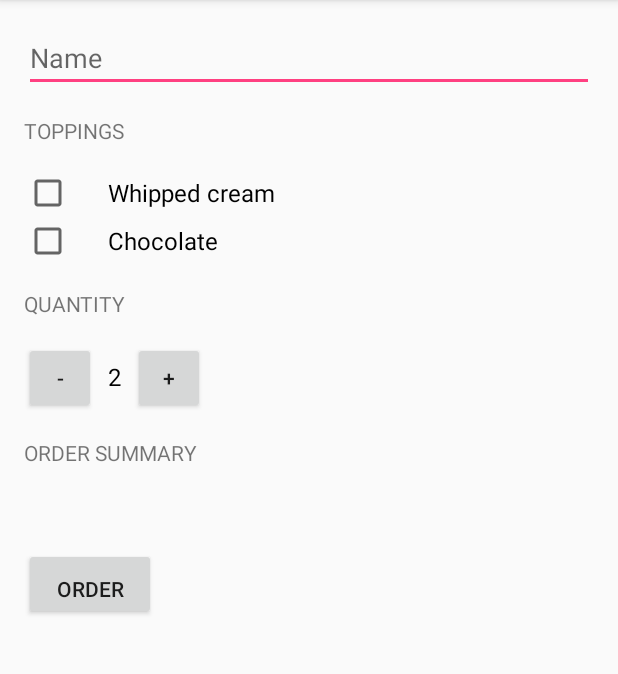
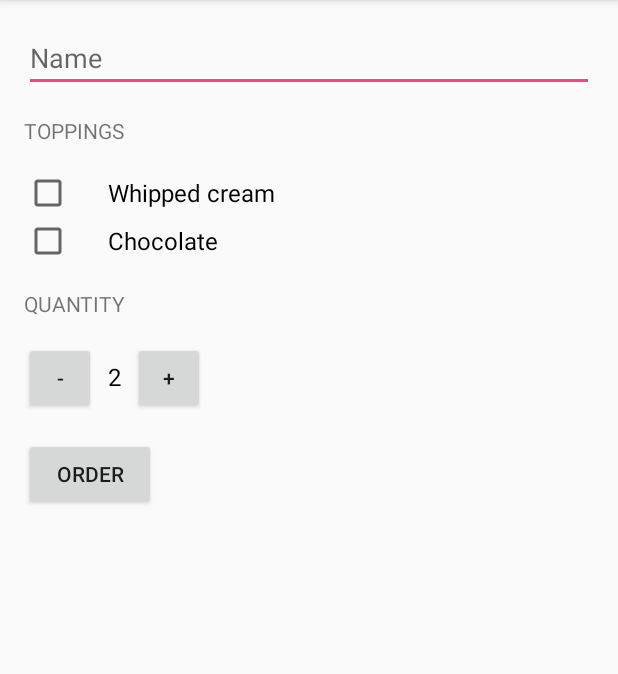
Before and after one commit to wszeborowskimateusz/JustJava, an Android app: the screen it shows after launch (MainActivity), on a phone screen of 412 x 824 dp, the part 84-758 px from its top. Run offline under Robolectric (Android 15) with nearby library versions, the phone set to English and light mode, and no system bars.

Commit message:
Getting rid of DisplaySummary method

```diff
--- a/app/src/main/java/com/example/android/justjava/MainActivity.java
+++ b/app/src/main/java/com/example/android/justjava/MainActivity.java
@@ -30,12 +30,12 @@ public class MainActivity extends AppCompatActivity {
         setContentView(R.layout.activity_main);
     }
 
-
     /**
      * This method is called when the order button is clicked.
      */
     public void submitOrder(View view) {
         displayQuantity(this.quantity);
+
         hasWhippedCream = checkWhippedCreamCheckBox();
         hasChocolate = checkChocolateCheckBox();
         name = readName();
@@ -50,7 +50,6 @@ public class MainActivity extends AppCompatActivity {
         if (intent.resolveActivity(getPackageManager()) != null) {
             startActivity(intent);
         }
-        //displayMassage(msg);
 
     }
 
@@ -69,6 +68,7 @@ public class MainActivity extends AppCompatActivity {
         CheckBox chocolate = (CheckBox) findViewById(R.id.chocolate_checkbox);
         return chocolate.isChecked();
     }
+
     /**
      * @return the state of the chocolate checkobox (checked or unchecked)
      */
@@ -80,7 +80,6 @@ public class MainActivity extends AppCompatActivity {
     /**
      * This function increments thw value of coffees
      */
-
     public void increment(View view) {
         if (this.quantity == MAXIMAL_NUMBER_OF_COFFEES ){
             Toast.makeText(this,"You cannot order more than 100 cups of coffee",Toast.LENGTH_SHORT).show();
@@ -90,11 +89,9 @@ public class MainActivity extends AppCompatActivity {
         displayQuantity(this.quantity);
     }
 
-
     /**
      * This function decrements thw value of coffees
      */
-
     public void decrement(View view) {
         if (this.quantity == MINIMAL_NUMBER_OF_COFFEES){
             Toast.makeText(this,"You cannot order less than 1 cup of coffee",Toast.LENGTH_SHORT).show();
@@ -119,14 +116,6 @@ public class MainActivity extends AppCompatActivity {
     }
 
     /**
-     * This method displays the given price on the screen.
-     */
-    private void displayMassage(String price) {
-        TextView orderSummaryTextView = (TextView) findViewById(R.id.order_summary_text_view);
-        orderSummaryTextView.setText(price);
-    }
-
-    /**
      * This method displays the given quantity value on the screen.
      */
     private void displayQuantity(int numberOfCoffees) {
--- a/app/src/main/res/layout/activity_main.xml
+++ b/app/src/main/res/layout/activity_main.xml
@@ -77,28 +77,12 @@
 
         </LinearLayout>
 
-        <TextView
-            android:layout_width="wrap_content"
-            android:layout_height="wrap_content"
-            android:paddingBottom="16dp"
-            android:paddingTop="16dp"
-            android:text="Order Summary"
-            android:textAllCaps="true" />
-
-        <TextView
-            android:id="@+id/order_summary_text_view"
-            android:layout_width="wrap_content"
-            android:layout_height="wrap_content"
-            android:paddingBottom="16dp"
-            android:text=""
-            android:textColor="#000000"
-            android:textSize="16sp" />
 
         <Button
             android:layout_width="wrap_content"
             android:layout_height="wrap_content"
             android:onClick="submitOrder"
-            android:paddingTop="16dp"
+            android:layout_marginTop="16dp"
             android:text="Order" />
 
 
```
